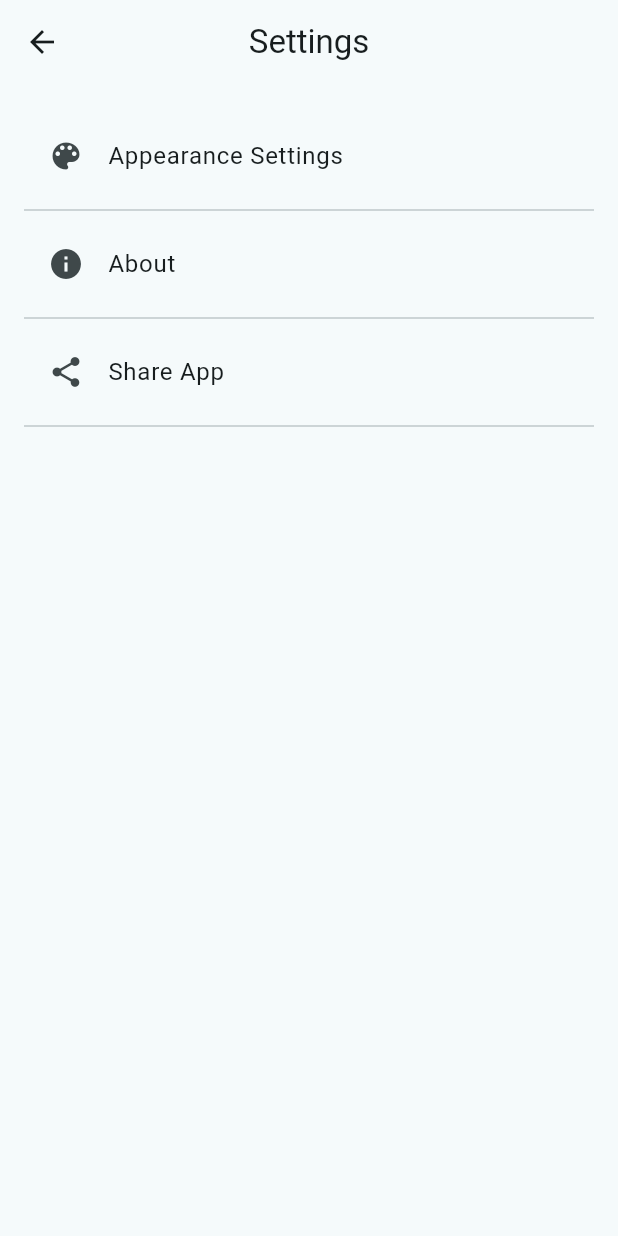
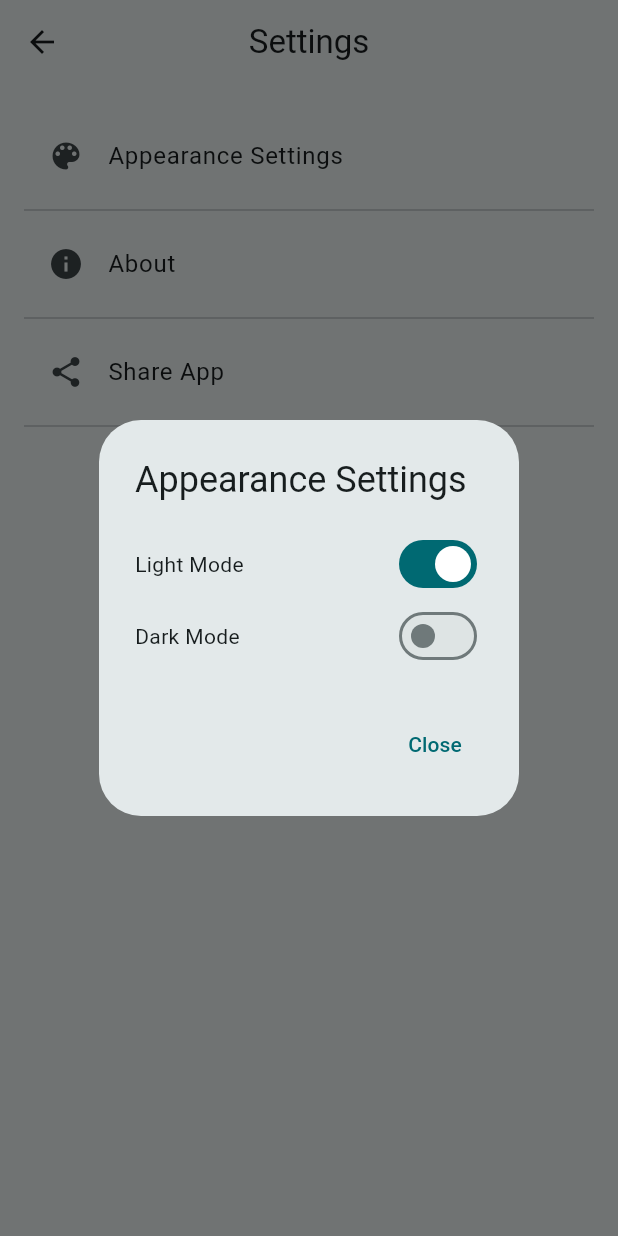
Before and after one commit to Hari3614/Campus-hub-App, a Flutter app: the SettingsPage screen opened directly, after a tap on "Appearance Settings", on a phone screen of 412 x 824 dp. Run offline on Flutter 3.47's test engine with Material 3 defaults, Android fonts, the phone set to English and light mode, and no system bars; our stand-ins replace curved_navigation_bar, hive, hive_flutter, image_picker; accounts and stored records are empty.

Commit message:
Settings and updation

```diff
--- a/lib/screens/class_info.dart
+++ b/lib/screens/class_info.dart
@@ -206,7 +206,7 @@ class _ClassInfoState extends State<ClassInfo> {
       extendBody: true,
       backgroundColor: Theme.of(context).colorScheme.primaryContainer,
       bottomNavigationBar: CurvedNavigationBar(
-        backgroundColor: Colors.white,
+        backgroundColor: Color.fromRGBO(255, 0, 0, 0),
         color: const Color.fromARGB(255, 1, 255, 213),
         height: 60,
         animationCurve: Curves.fastOutSlowIn,
--- a/lib/screens/home_screen.dart
+++ b/lib/screens/home_screen.dart
@@ -174,8 +174,7 @@ class _HomeState extends State<Home> {
                   Navigator.pop(context); // Close the drawer
                   Navigator.push(
                     context,
-                    MaterialPageRoute(
-                        builder: (context) => const SettingsPage()),
+                    MaterialPageRoute(builder: (context) => SettingsPage()),
                   );
                 },
               ),
--- a/lib/screens/settings_screen.dart
+++ b/lib/screens/settings_screen.dart
@@ -1,7 +1,14 @@
 import 'package:flutter/material.dart';
 
-class SettingsPage extends StatelessWidget {
+class SettingsPage extends StatefulWidget {
   const SettingsPage({Key? key}) : super(key: key);
+
+  @override
+  _SettingsPageState createState() => _SettingsPageState();
+}
+
+class _SettingsPageState extends State<SettingsPage> {
+  bool isDarkModeEnabled = false;
 
   @override
   Widget build(BuildContext context) {
@@ -17,7 +24,7 @@ class SettingsPage extends StatelessWidget {
             leading: const Icon(Icons.color_lens),
             title: const Text('Appearance Settings'),
             onTap: () {
-              // Add functionality for appearance settings
+              _showAppearanceSettingsDialog(context);
             },
           ),
           const Divider(),
@@ -41,4 +48,56 @@ class SettingsPage extends StatelessWidget {
       ),
     );
   }
+
+  void _showAppearanceSettingsDialog(BuildContext context) {
+    showDialog(
+      context: context,
+      builder: (BuildContext context) {
+        return AlertDialog(
+          title: Text('Appearance Settings'),
+          content: Column(
+            mainAxisSize: MainAxisSize.min,
+            children: [
+              Row(
+                mainAxisAlignment: MainAxisAlignment.spaceBetween,
+                children: [
+                  Text('Light Mode'),
+                  Switch(
+                    value: !isDarkModeEnabled,
+                    onChanged: (value) {
+                      setState(() {
+                        isDarkModeEnabled = !value;
+                      });
+                    },
+                  ),
+                ],
+              ),
+              Row(
+                mainAxisAlignment: MainAxisAlignment.spaceBetween,
+                children: [
+                  Text('Dark Mode'),
+                  Switch(
+                    value: isDarkModeEnabled,
+                    onChanged: (value) {
+                      setState(() {
+                        isDarkModeEnabled = value;
+                      });
+                    },
+                  ),
+                ],
+              ),
+            ],
+          ),
+          actions: [
+            TextButton(
+              onPressed: () {
+                Navigator.of(context).pop();
+              },
+              child: Text('Close'),
+            ),
+          ],
+        );
+      },
+    );
+  }
 }
```
Also changed, not shown: lib/screens/mark_addingScreen.dart (+15 -15 lines).
